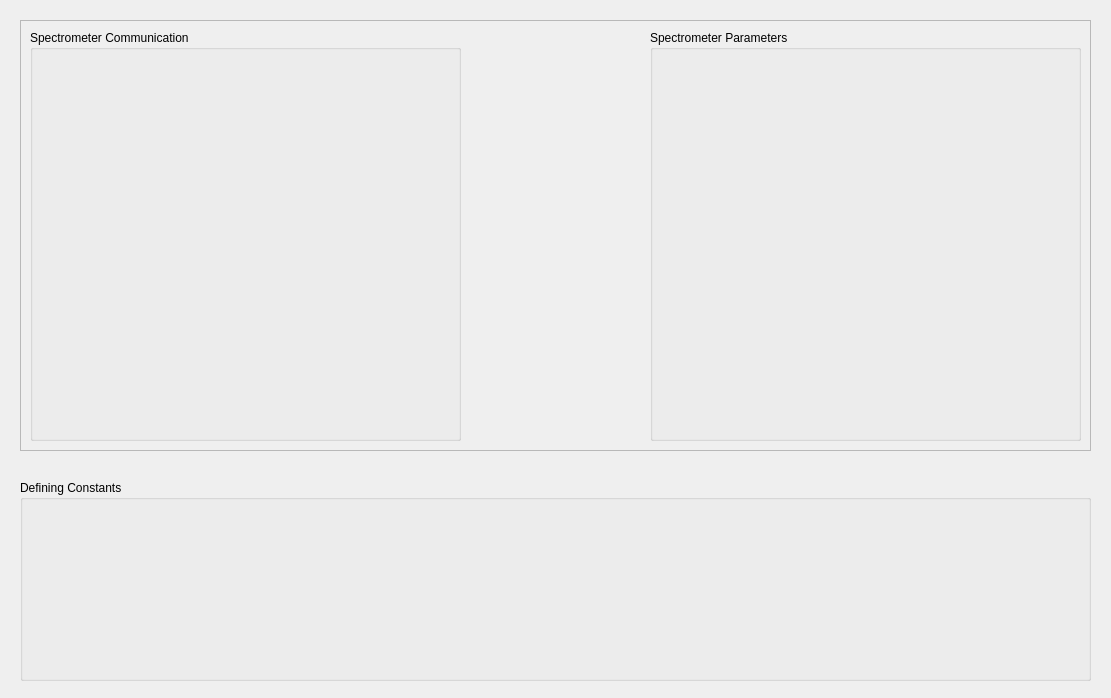
Qt form gui/views/dataViewUI.ui (AceEagle/ElectricViewCHU) before a commit.
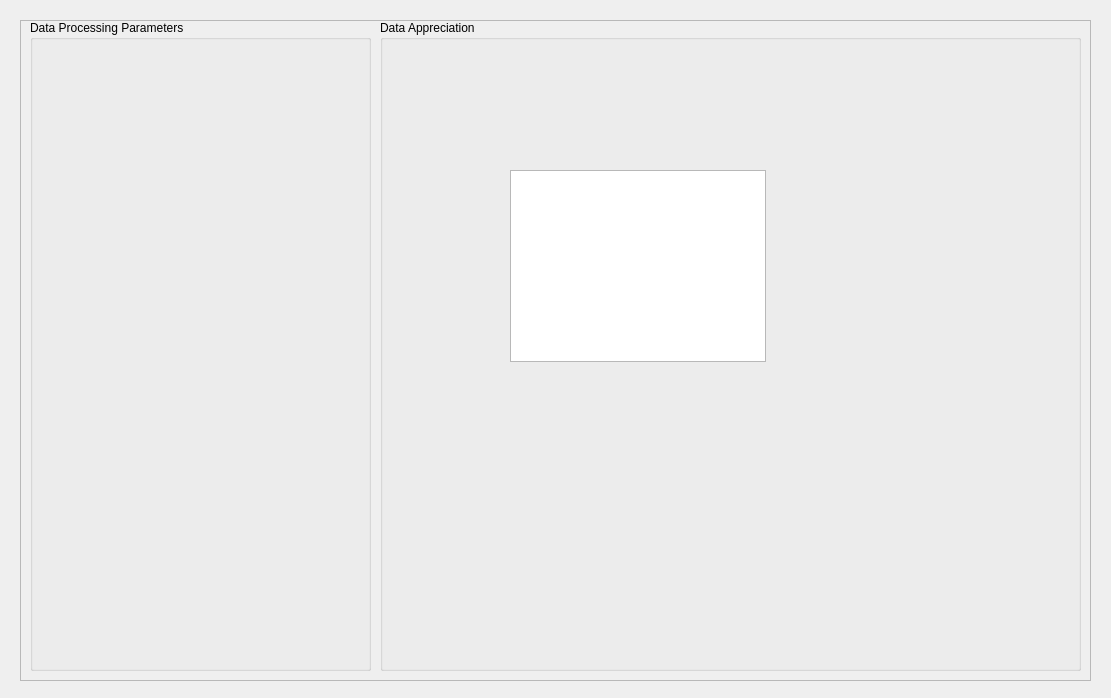
The same form after that commit.

Commit message: Quicksave again

```diff
--- a/gui/views/dataViewUI.ui
+++ b/gui/views/dataViewUI.ui
@@ -13,26 +13,13 @@
   <property name="windowTitle">
    <string>Form</string>
   </property>
-  <widget class="QGroupBox" name="groupBox_3">
-   <property name="geometry">
-    <rect>
-     <x>20</x>
-     <y>480</y>
-     <width>1071</width>
-     <height>201</height>
-    </rect>
-   </property>
-   <property name="title">
-    <string>Defining Constants</string>
-   </property>
-  </widget>
   <widget class="QFrame" name="frame">
    <property name="geometry">
     <rect>
      <x>20</x>
      <y>20</y>
      <width>1071</width>
-     <height>431</height>
+     <height>661</height>
     </rect>
    </property>
    <property name="frameShape">
@@ -45,27 +32,37 @@
     <property name="geometry">
      <rect>
       <x>10</x>
-      <y>10</y>
-      <width>431</width>
-      <height>411</height>
+      <y>0</y>
+      <width>341</width>
+      <height>651</height>
      </rect>
     </property>
     <property name="title">
-     <string>Spectrometer Communication</string>
+     <string>Data Processing Parameters</string>
     </property>
    </widget>
    <widget class="QGroupBox" name="groupBox">
     <property name="geometry">
      <rect>
-      <x>630</x>
-      <y>10</y>
-      <width>431</width>
-      <height>411</height>
+      <x>360</x>
+      <y>0</y>
+      <width>701</width>
+      <height>651</height>
      </rect>
     </property>
     <property name="title">
-     <string>Spectrometer Parameters</string>
+     <string>Data Appreciation</string>
     </property>
+    <widget class="QGraphicsView" name="graphicsView">
+     <property name="geometry">
+      <rect>
+       <x>130</x>
+       <y>150</y>
+       <width>256</width>
+       <height>192</height>
+      </rect>
+     </property>
+    </widget>
    </widget>
   </widget>
  </widget>
```
